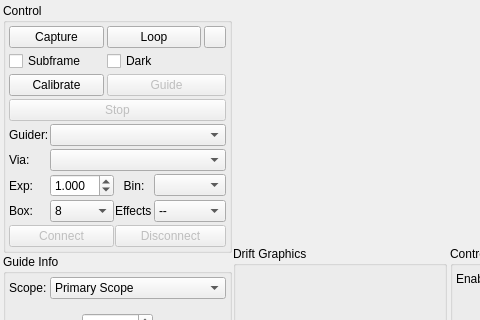
Above: kstars/ekos/guide/guide.ui from KDE/kstars before the change; both pictures show x 0 to 480 and y 0 to 320 of the 686 by 492 pixel window. Below: the same form after it.
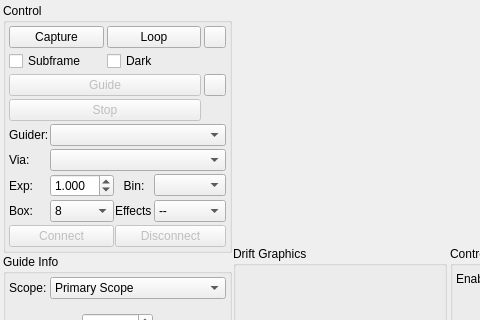
That is the form after the change. Icons and pictures are not drawn. Custom widgets are drawn as their Qt base class.

Commit message: Remove calibration button and make it automatic with just one simple guide button. A clear calibration button is added to reset the calibration

What changed in the file:
```diff
--- a/kstars/ekos/guide/guide.ui
+++ b/kstars/ekos/guide/guide.ui
@@ -111,26 +111,6 @@
               </property>
              </widget>
             </item>
-            <item row="2" column="0">
-             <widget class="QPushButton" name="calibrateB">
-              <property name="enabled">
-               <bool>true</bool>
-              </property>
-              <property name="text">
-               <string>Calibrate</string>
-              </property>
-             </widget>
-            </item>
-            <item row="2" column="1" colspan="2">
-             <widget class="QPushButton" name="guideB">
-              <property name="enabled">
-               <bool>false</bool>
-              </property>
-              <property name="text">
-               <string>Guide</string>
-              </property>
-             </widget>
-            </item>
             <item row="0" column="1">
              <widget class="QPushButton" name="loopB">
               <property name="text">
@@ -138,7 +118,43 @@
               </property>
              </widget>
             </item>
-            <item row="3" column="0" colspan="3">
+            <item row="2" column="2">
+             <widget class="QPushButton" name="clearCalibrationB">
+              <property name="minimumSize">
+               <size>
+                <width>22</width>
+                <height>22</height>
+               </size>
+              </property>
+              <property name="maximumSize">
+               <size>
+                <width>22</width>
+                <height>22</height>
+               </size>
+              </property>
+              <property name="toolTip">
+               <string>Clear calibration data.</string>
+              </property>
+              <property name="text">
+               <string/>
+              </property>
+              <property name="icon">
+               <iconset resource="../../data/kstars.qrc">
+                <normaloff>:/icons/breeze/default/edit-delete.svg</normaloff>:/icons/breeze/default/edit-delete.svg</iconset>
+              </property>
+             </widget>
+            </item>
+            <item row="2" column="0" colspan="2">
+             <widget class="QPushButton" name="guideB">
+              <property name="enabled">
+               <bool>false</bool>
+              </property>
+              <property name="text">
+               <string>Guide</string>
+              </property>
+             </widget>
+            </item>
+            <item row="3" column="0" colspan="2">
              <widget class="QPushButton" name="stopB">
               <property name="enabled">
                <bool>false</bool>
```
Left out of the diff: 6 changed lines with no effect on the pictures. The commit also changes 8 other files.
